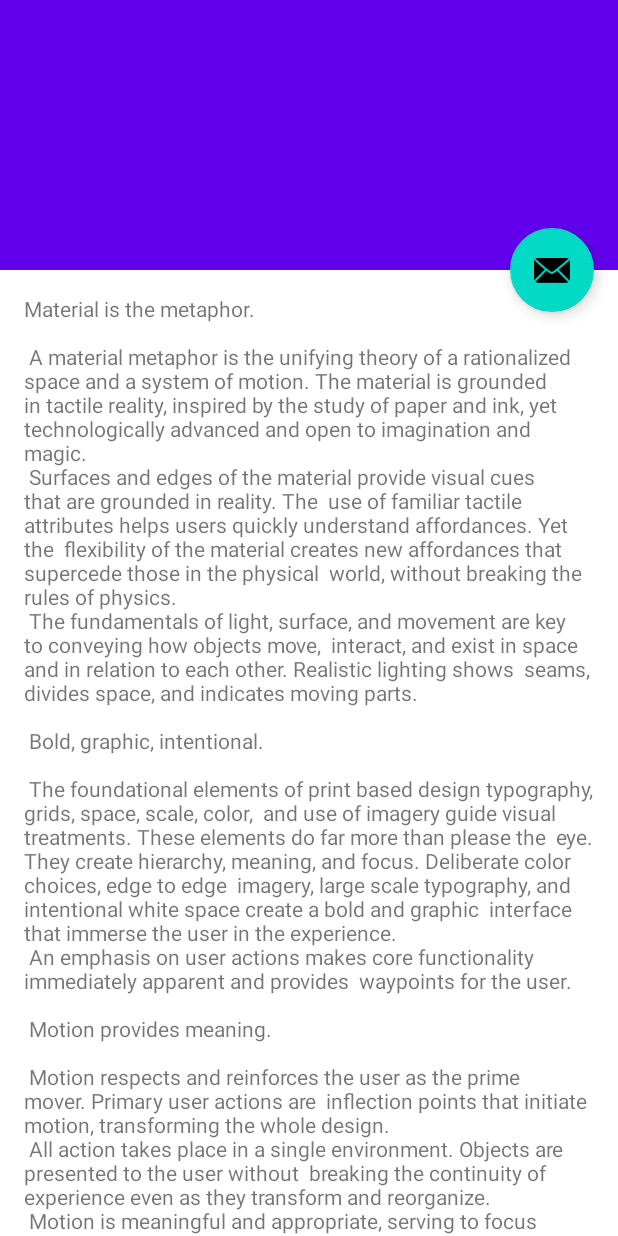
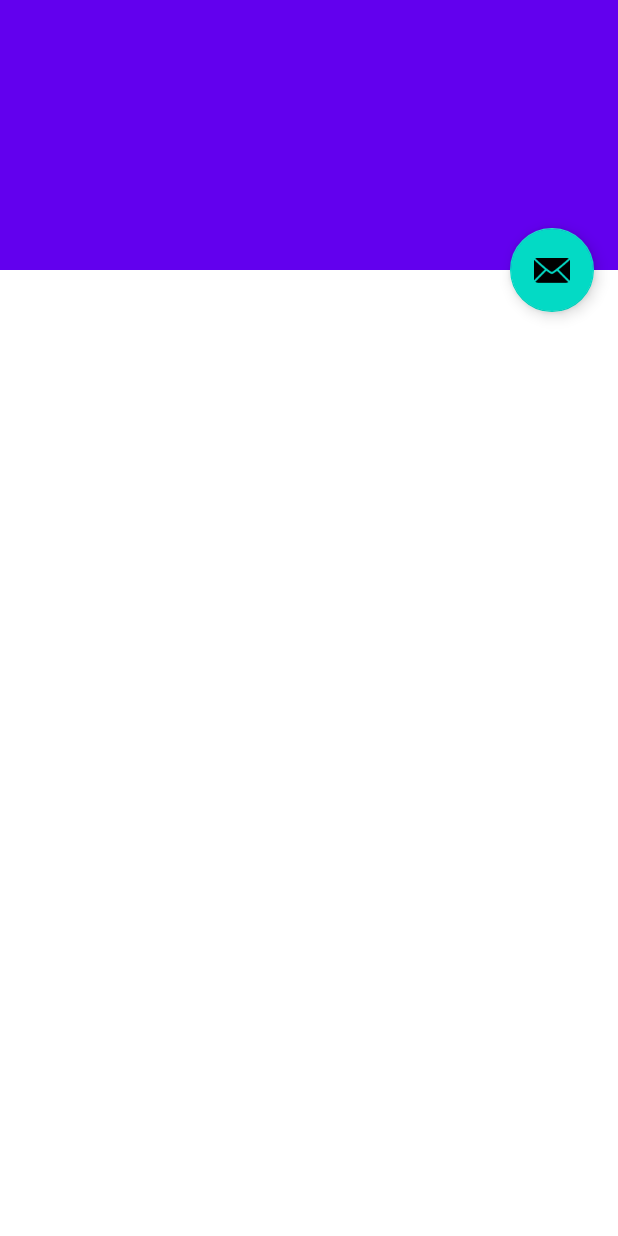
Before and after one commit to epw/find-libraries-for-books, an Android app: the layout activity_scrolling.xml on its own in the app's theme, with its tools: preview values and no code run, on a phone screen of 412 x 824 dp. Run offline under Robolectric (Android 15) with nearby library versions, the phone set to English and light mode, and no system bars.

Commit message:
Making space for book tile UI

```diff
--- a/app/FindLibrariesForBooks/app/src/main/res/layout/content_scrolling.xml
+++ b/app/FindLibrariesForBooks/app/src/main/res/layout/content_scrolling.xml
@@ -8,10 +8,8 @@
     tools:context=".ScrollingActivity"
     tools:showIn="@layout/activity_scrolling">
 
-    <TextView
-        android:layout_width="wrap_content"
-        android:layout_height="wrap_content"
-        android:layout_margin="@dimen/text_margin"
-        android:text="@string/large_text" />
-
+  <LinearLayout
+    android:layout_width="match_parent"
+    android:layout_height="wrap_content"
+    android:orientation="vertical"/>
 </androidx.core.widget.NestedScrollView>
```
